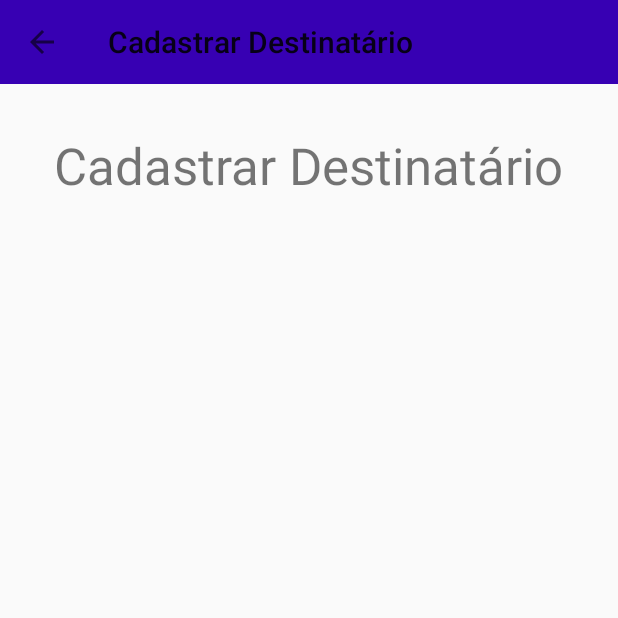
After one commit to JackFrosst/BotaoDePanico, an Android app: the AdicionarDestinatario screen opened directly, with no data from a screen before it, on a phone screen of 412 x 824 dp, the top half of it. The commit adds this screen. Run offline under Robolectric (Android 15) with nearby library versions, the phone set to English and light mode, and no system bars.

Commit message:
add classes vazias e botao de retorno

```diff
--- /dev/null
+++ b/app/src/main/java/botaopanico/principal/AdicionarDestinatario.java
@@ -0,0 +1,24 @@
+package botaopanico.principal;
+
+import androidx.appcompat.app.AppCompatActivity;
+import androidx.appcompat.widget.Toolbar;
+
+import android.os.Bundle;
+
+public class AdicionarDestinatario extends AppCompatActivity {
+    Toolbar toolbar;
+
+    @Override
+    protected void onCreate(Bundle savedInstanceState) {
+        super.onCreate(savedInstanceState);
+        setContentView(R.layout.activity_adicionar_destinatario);
+
+        toolbar = findViewById(R.id.toolbar);
+
+        setSupportActionBar(toolbar);
+        getSupportActionBar().setDisplayHomeAsUpEnabled(true);
+        getSupportActionBar().setHomeButtonEnabled(true);
+        getSupportActionBar().setTitle("Cadastrar Destinatário");
+
+    }
+}
--- /dev/null
+++ b/app/src/main/res/layout/activity_adicionar_destinatario.xml
@@ -0,0 +1,32 @@
+<?xml version="1.0" encoding="utf-8"?>
+<LinearLayout
+    xmlns:android="http://schemas.android.com/apk/res/android"
+    xmlns:tools="http://schemas.android.com/tools"
+    xmlns:app="http://schemas.android.com/apk/res-auto"
+    android:layout_width="match_parent"
+    android:layout_height="match_parent"
+    android:orientation="vertical"
+    tools:context=".AdicionarDestinatario">
+
+    <include
+        layout="@layout/toolbar"
+        android:layout_width="match_parent"
+        android:layout_height="wrap_content" />
+
+
+    <TextView
+        android:id="@+id/textView3"
+        android:layout_width="wrap_content"
+        android:layout_height="wrap_content"
+        android:layout_marginStart="36dp"
+        android:layout_marginLeft="36dp"
+        android:layout_marginTop="31dp"
+        android:layout_marginEnd="36dp"
+        android:layout_marginRight="36dp"
+        android:text="Cadastrar Destinatário"
+        android:textSize="34sp"
+        app:layout_constraintEnd_toEndOf="parent"
+        app:layout_constraintStart_toStartOf="parent"
+        app:layout_constraintTop_toTopOf="parent" />
+
+</LinearLayout>
```
Also changed, not shown: app/src/main/AndroidManifest.xml (+12 -2 lines), app/src/main/java/botaopanico/principal/Alertas.java (added, +27 -0 lines), app/src/main/java/botaopanico/principal/MainActivity.java (+12 -3 lines), app/src/main/java/botaopanico/principal/RemoverDestinatario.java (added, +24 -0 lines), app/src/main/res/layout/activity_alertas.xml (added, +15 -0 lines), app/src/main/res/layout/activity_remover_destinatario.xml (added, +17 -0 lines), app/src/main/res/menu/menu.xml (+4 -4 lines).
